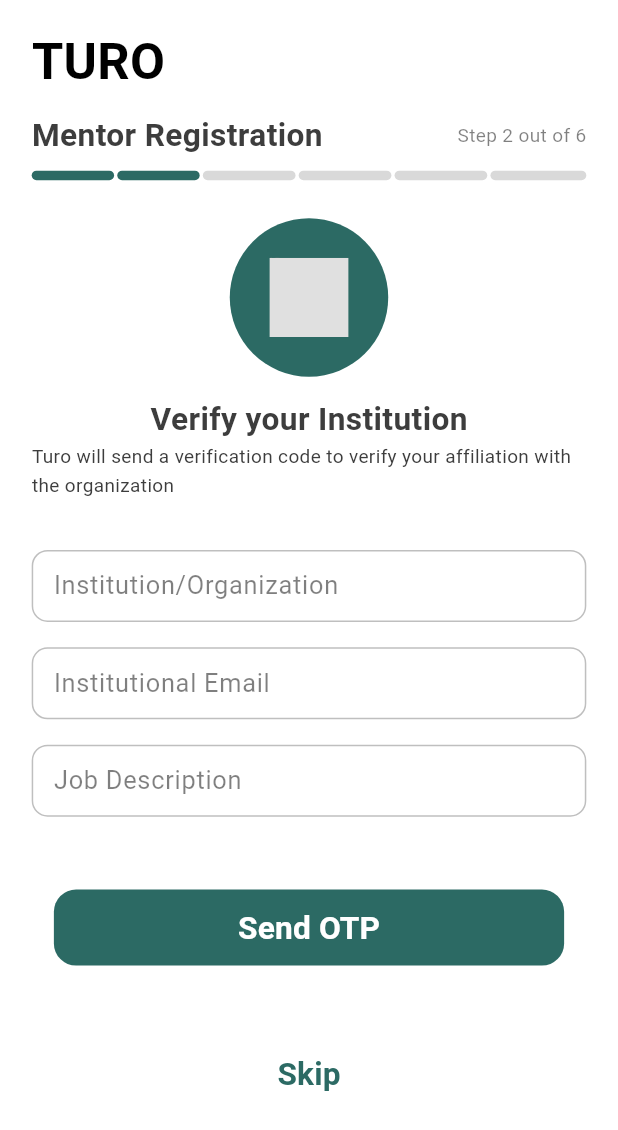
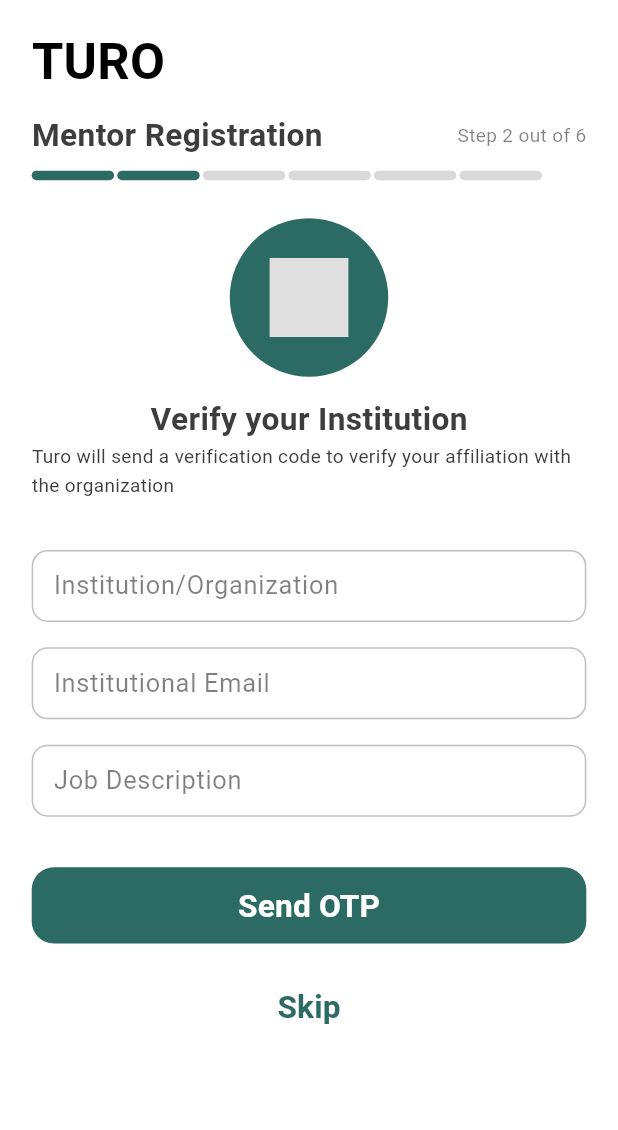
Before and after one commit to micomiconiiii/Turo, a Flutter app: the InstitutionalVerificationScreen screen opened by its route, on a phone screen of 412 x 824 dp. Shown: the top 1130 px of the screen. Run offline on Flutter 3.47's test engine with Material 3 defaults, Android fonts, the phone set to English and light mode, and no system bars; our stand-ins replace cached_network_image, cloud_firestore, cloud_functions, device_preview, file_picker, firebase_auth and 7 more; accounts and stored records are empty; Roboto replaces fonts that are missing (Fustat).

```diff
--- a/lib/presentation/mentor_registration_screen/institutional_verification_screen.dart
+++ b/lib/presentation/mentor_registration_screen/institutional_verification_screen.dart
@@ -30,7 +30,6 @@
       final otpService = CustomFirebaseOtpService();
       final emailAddress = _emailController.text;
 
-      // Show loading indicator
       showDialog(
         context: context,
         barrierDismissible: false,
@@ -38,13 +37,10 @@
       );
 
       try {
-        final success = await otpService.requestEmailOTP(emailAddress);
-
-        // Hide loading indicator
+        final success = await CustomFirebaseOtpService.requestEmailOTP(emailAddress);
         Navigator.pop(context);
 
         if (success) {
-          // Show success message
           ScaffoldMessenger.of(context).showSnackBar(
             SnackBar(
               content: Text('OTP sent to $emailAddress'),
@@ -58,7 +54,6 @@
             ),
           );
         } else {
-          // Show error message
           ScaffoldMessenger.of(context).showSnackBar(
             const SnackBar(
               content: Text('Failed to send OTP. Please try again.'),
@@ -67,7 +62,6 @@
           );
         }
       } catch (e) {
-        // Hide loading indicator and show error
         Navigator.pop(context);
         ScaffoldMessenger.of(context).showSnackBar(
           SnackBar(
@@ -80,12 +74,11 @@
   }
 
   void _onSkipPressed() {
-    // TODO: Navigate to next screen
     Navigator.of(context).push(
-        MaterialPageRoute(
-          builder: (context) => IdUploadScreen(),
-        ),
-      );
+      MaterialPageRoute(
+        builder: (context) => IdUploadScreen(),
+      ),
+    );
   }
 
   @override
@@ -104,6 +97,7 @@
         child: SingleChildScrollView(
           padding: EdgeInsets.symmetric(horizontal: 20.h, vertical: 16.h),
           child: Column(
+            mainAxisSize: MainAxisSize.min,
             crossAxisAlignment: CrossAxisAlignment.start,
             children: [
               Text(
@@ -125,35 +119,24 @@
                 ],
               ),
 
-              // ---- PROGRESS BAR ----
               SizedBox(height: 8.h),
               Row(
+                mainAxisSize: MainAxisSize.min,
                 children: [
                   _buildProgressSegment(filled: true),
                   SizedBox(width: 2.h),
                   _buildProgressSegment(filled: true),
                   SizedBox(width: 2.h),
-                  Expanded(
-                    child: Row(
-                      children: List.generate(
-                        4,
-                        (i) => Expanded(
-                          child: Container(
-                            height: 6.h,
-                            margin: EdgeInsets.only(right: i == 3 ? 0 : 2.h),
-                            decoration: BoxDecoration(
-                              color: appTheme.blue_gray_100,
-                              borderRadius: BorderRadius.circular(3.h),
-                            ),
-                          ),
-                        ),
-                      ),
-                    ),
-                  ),
+                  _buildProgressSegment(filled: false),
+                  SizedBox(width: 2.h),
+                  _buildProgressSegment(filled: false),
+                  SizedBox(width: 2.h),
+                  _buildProgressSegment(filled: false),
+                  SizedBox(width: 2.h),
+                  _buildProgressSegment(filled: false),
                 ],
               ),
 
-              // ---- PROFILE ICON ----
               SizedBox(height: 24.h),
               Center(
                 child: Container(
@@ -173,7 +156,6 @@
                 ),
               ),
 
-              // ---- TITLE ----
               SizedBox(height: 12.h),
               Center(
                 child: Text(
@@ -188,11 +170,11 @@
                 ),
               ),
 
-              // ---- FORM ----
               SizedBox(height: 32.h),
               Form(
                 key: _formKey,
                 child: Column(
+                  mainAxisSize: MainAxisSize.min,
                   children: [
                     CustomEditText(
                       controller: _institutionController,
@@ -216,9 +198,7 @@
                         if (!RegExp(r'^[^@]+@[^@]+\.[^@]+').hasMatch(value)) {
                           return 'Please enter a valid email';
                         }
-                        // Get the domain from the email (part after @)
                         final domain = value.split('@').last.toLowerCase();
-                        // List of commonly known personal email domains
                         final personalDomains = [
                           'gmail.com', 'yahoo.com', 'hotmail.com',
                           'outlook.com', 'icloud.com', 'aol.com'
@@ -250,6 +230,7 @@
                 onPressed: _onSendOTPPressed,
                 backgroundColor: appTheme.blue_gray_700,
                 textColor: Colors.white,
+                margin: EdgeInsets.zero,
               ),
               SizedBox(height: 16.h),
               CustomButton(
@@ -257,6 +238,7 @@
                 onPressed: _onSkipPressed,
                 backgroundColor: Colors.transparent,
                 textColor: appTheme.blue_gray_700,
+                margin: EdgeInsets.zero,
               ),
             ],
           ),
```
Also changed, not shown: lib/presentation/mentor_registration_screen/mentor_registration_screen.dart (+24 -31 lines).
